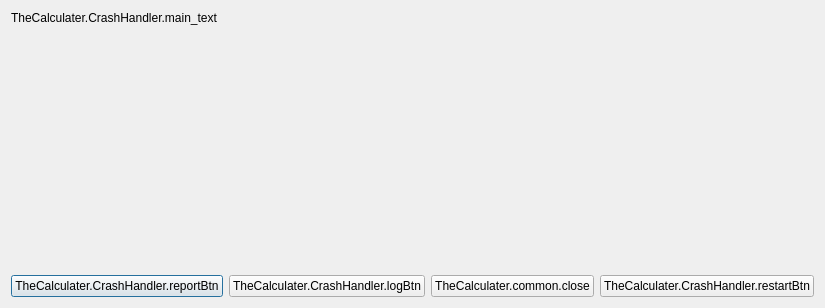
The window that src/CrashHandler/crash_handler_dialog.ui (prbegd/TheCalculater) describes before a commit, drawn with Qt 5.
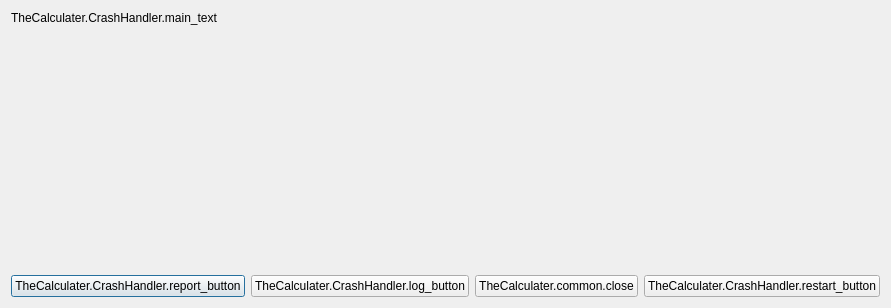
The same window after the commit.

Commit message: refactor: rename the translation keys

Patch:
```diff
--- a/src/CrashHandler/crash_handler_dialog.ui
+++ b/src/CrashHandler/crash_handler_dialog.ui
@@ -110,7 +110,7 @@
           <enum>Qt::FocusPolicy::StrongFocus</enum>
          </property>
          <property name="text">
-          <string>TheCalculater.CrashHandler.reportBtn</string>
+                                        <string>TheCalculater.CrashHandler.report_button</string>
          </property>
         </widget>
        </item>
@@ -120,7 +120,7 @@
           <enum>Qt::FocusPolicy::StrongFocus</enum>
          </property>
          <property name="text">
-          <string>TheCalculater.CrashHandler.logBtn</string>
+                                        <string>TheCalculater.CrashHandler.log_button</string>
          </property>
         </widget>
        </item>
@@ -137,7 +137,7 @@
        <item>
         <widget class="QPushButton" name="restartBtn">
          <property name="text">
-          <string>TheCalculater.CrashHandler.restartBtn</string>
+                                        <string>TheCalculater.CrashHandler.restart_button</string>
          </property>
         </widget>
        </item>
```
Left out of the diff: 12 changed lines with no effect on the pictures. Lines whose indentation alone changed are shown as unchanged. The commit also changes 1 other file.
